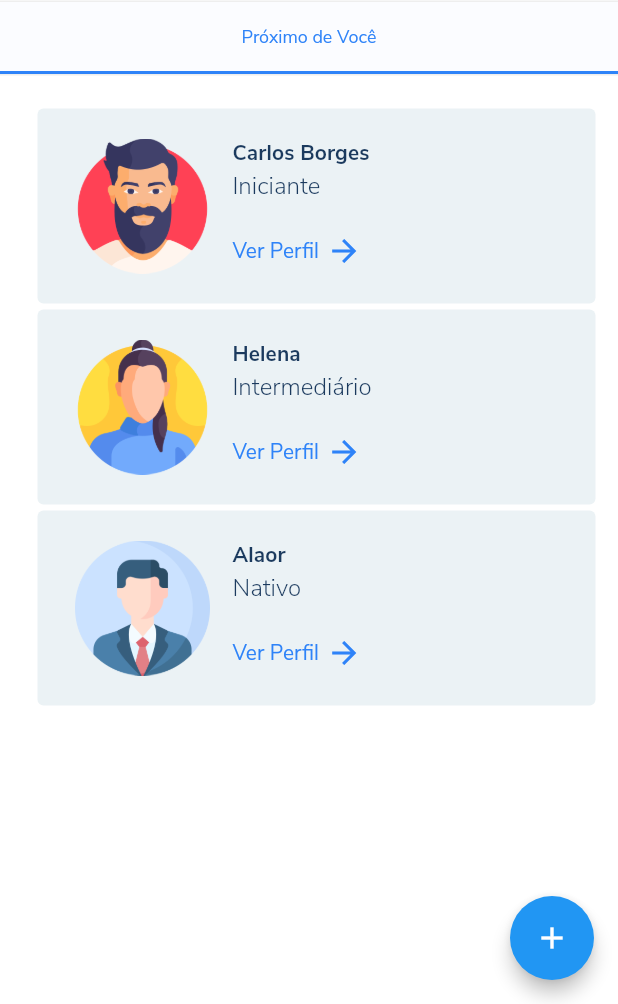
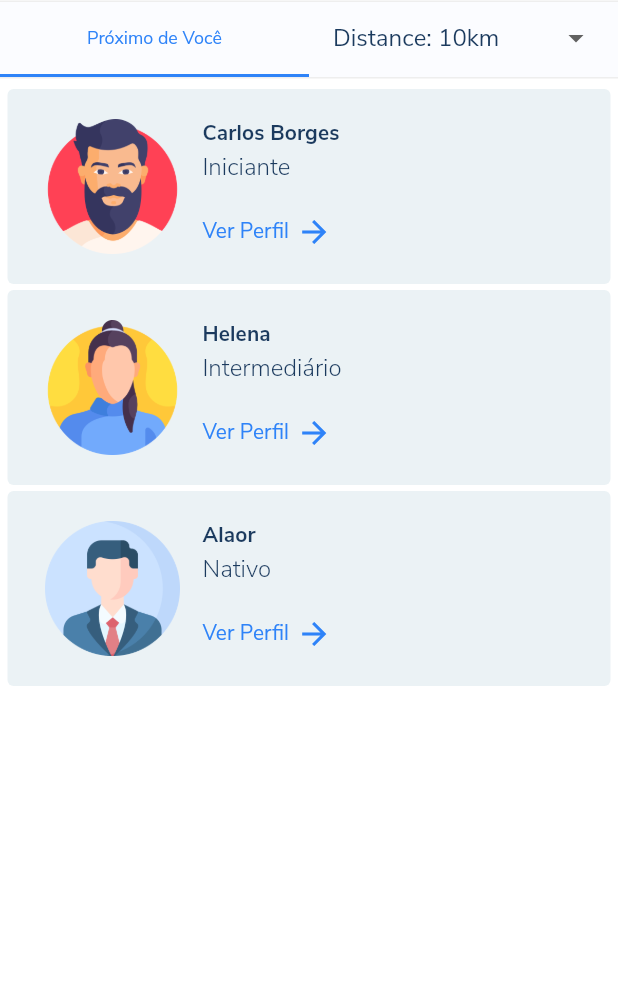
Before and after one commit to KetherReis/EnglishNow, a Flutter app: the ProfilePage screen opened by its route, on a phone screen of 412 x 824 dp, the part 232-1236 px from its top. Run offline on Flutter 3.47's test engine with Material 2 defaults, Android fonts, the phone set to English and light mode, and no system bars; our stand-ins replace bloc, easy_localization, equatable, flutter_bloc, flutter_rating_bar, flutter_svg and 3 more; accounts and stored records are empty.

Commit message:
my changes

```diff
--- a/lib/pages/profile/profile_page.dart
+++ b/lib/pages/profile/profile_page.dart
@@ -20,6 +20,7 @@ class _ProfilePageState extends State<ProfilePage>
   );
   final _kTabPages = [
     VisitPage(),
+    VisitPage()
   ];
   @override
   Widget build(BuildContext context) {
@@ -30,6 +31,22 @@ class _ProfilePageState extends State<ProfilePage>
       Tab(
         text: 'Próximo de Você',
       ),
+      Container(
+        child: Expanded(
+        child: DropdownButtonHideUnderline(
+          child: DropdownButton(
+            isExpanded: true,
+          value: _selectedDistance,
+          onChanged: (String? value) {
+            setState(() {
+              _selectedDistance = value ?? "";
+            });
+          },
+          items: _dropDownDistance,
+      ),
+        ),
+      ),
+    )
     ];
     return new Scaffold(
       body: new Column(
@@ -135,18 +152,35 @@ class _ProfilePageState extends State<ProfilePage>
         ),
       ],
       ),
-      floatingActionButton: FloatingActionButton(
-        child: Icon(Icons.add),
-        onPressed: (){
-          print("");
-        },
-        elevation: 5,
-        highlightElevation: 10
-      ),
-      floatingActionButtonLocation: FloatingActionButtonLocation.endFloat,
     );
   }
 
   @override
   bool get wantKeepAlive => true;
+
+  late List<DropdownMenuItem<String>> _dropDownDistance;
+  var _selectedDistance = 'Distance: 10km';
+  var _distanceItems = <String>[
+    'Distance: 10km',
+    'Distance: 20km',
+    'Distance: 30km',
+    'Distance: 40km'
+  ];
+  _initDropDowns() {
+
+    _dropDownDistance = _distanceItems
+        .map((String value) => DropdownMenuItem<String>(
+      value: value,
+         child: Text(value),
+    ))
+        .toList();
+  }
+  @override
+  void initState() {
+    super.initState();
+    _initDropDowns();
+  }
+
+
+
 }
--- a/lib/pages/visit/visit_page.dart
+++ b/lib/pages/visit/visit_page.dart
@@ -15,7 +15,7 @@ class _VisitPageState extends State<VisitPage>
     super.build(context);
     return SingleChildScrollView(
       child: Padding(
-        padding: EdgeInsets.symmetric(horizontal: 15, vertical: 20),
+        padding: EdgeInsets.symmetric(vertical: 5, horizontal: 5),
         child: Column(
           crossAxisAlignment: CrossAxisAlignment.start,
           children: <Widget>[
@@ -68,9 +68,6 @@ class VisitItem extends StatelessWidget {
     return Row(
       crossAxisAlignment: CrossAxisAlignment.start,
       children: <Widget>[
-        SizedBox(
-          width: 10,
-        ),
         Expanded(
           child: child,
         ),
```
